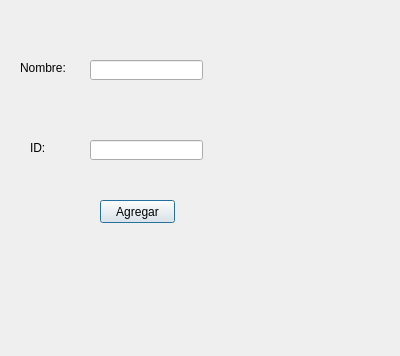
Before: the Qt Designer form agregar_pac.ui in MarianaGG3/TrabajoFinal_info, drawn with Qt 5.
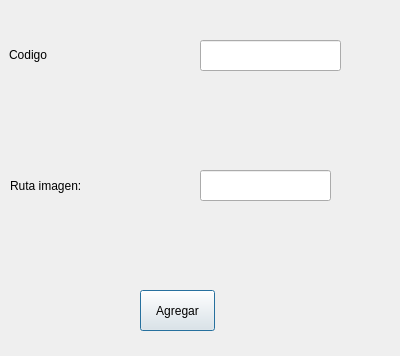
After: the same form once the commit is applied.

Commit message: modificacion interfaz agregar usuario-cambio clase usuario

Diff of the .ui file:
```diff
--- a/agregar_pac.ui
+++ b/agregar_pac.ui
@@ -16,56 +16,56 @@
   <widget class="QLabel" name="label">
    <property name="geometry">
     <rect>
-     <x>20</x>
-     <y>60</y>
-     <width>47</width>
-     <height>16</height>
+     <x>9</x>
+     <y>34</y>
+     <width>111</width>
+     <height>41</height>
     </rect>
    </property>
    <property name="text">
-    <string>Nombre:</string>
+    <string>Codigo</string>
    </property>
   </widget>
   <widget class="QLabel" name="label_2">
    <property name="geometry">
     <rect>
-     <x>30</x>
-     <y>140</y>
-     <width>47</width>
-     <height>16</height>
+     <x>10</x>
+     <y>170</y>
+     <width>131</width>
+     <height>31</height>
     </rect>
    </property>
    <property name="text">
-    <string>ID: </string>
+    <string>Ruta imagen:</string>
    </property>
   </widget>
   <widget class="QLineEdit" name="nombre">
    <property name="geometry">
     <rect>
-     <x>90</x>
-     <y>60</y>
-     <width>113</width>
-     <height>20</height>
+     <x>200</x>
+     <y>40</y>
+     <width>141</width>
+     <height>31</height>
     </rect>
    </property>
   </widget>
   <widget class="QLineEdit" name="id">
    <property name="geometry">
     <rect>
-     <x>90</x>
-     <y>140</y>
-     <width>113</width>
-     <height>20</height>
+     <x>200</x>
+     <y>170</y>
+     <width>131</width>
+     <height>31</height>
     </rect>
    </property>
   </widget>
   <widget class="QPushButton" name="agregar">
    <property name="geometry">
     <rect>
-     <x>100</x>
-     <y>200</y>
+     <x>140</x>
+     <y>290</y>
      <width>75</width>
-     <height>23</height>
+     <height>41</height>
     </rect>
    </property>
    <property name="text">
```
Left out of the diff: 4 changed lines with no effect on the pictures. The commit also changes 5 other files.
